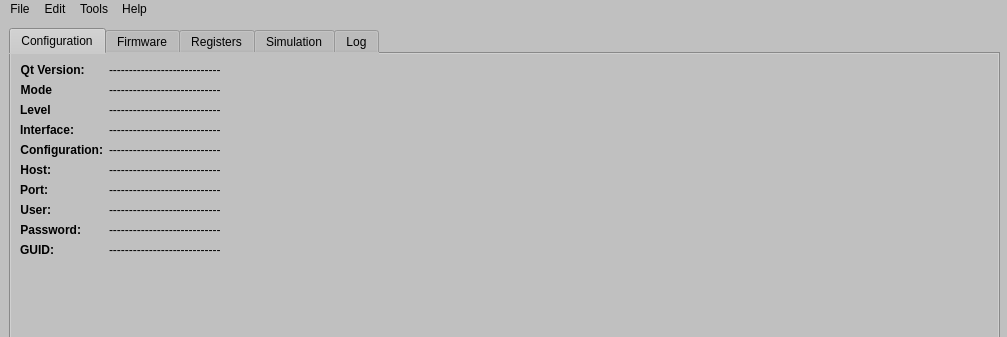
This is src/mainwindow.ui in grodansparadis/vscp-simulator as Qt 5 draws it before an edit; both pictures show x 0 to 1007 and y 0 to 337 of the 1007 by 803 pixel window. The edited form follows.
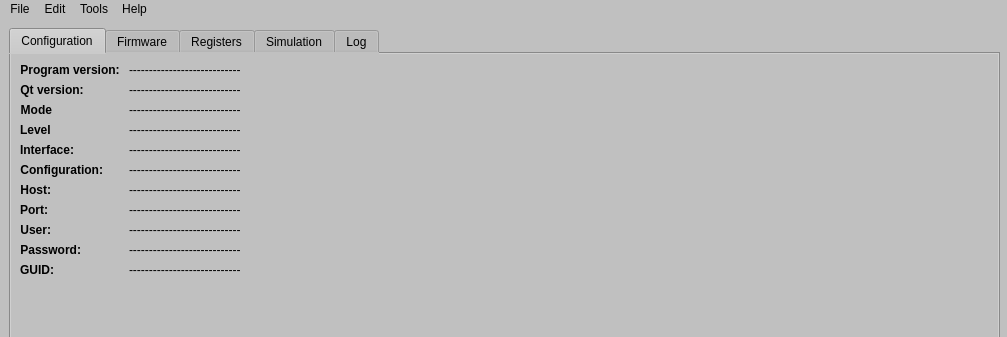
This is the edited form. The open tabs and pages were chosen to show the change.

Commit message: Added program version info

```diff
--- a/src/mainwindow.ui
+++ b/src/mainwindow.ui
@@ -51,7 +51,7 @@
          </property>
          <layout class="QFormLayout" name="formLayout_2">
           <item row="0" column="0">
-           <widget class="QLabel" name="label">
+           <widget class="QLabel" name="label_12">
             <property name="font">
              <font>
               <weight>75</weight>
@@ -59,7 +59,7 @@
              </font>
             </property>
             <property name="text">
-             <string>Qt Version: </string>
+             <string>Program version: </string>
             </property>
             <property name="alignment">
              <set>Qt::AlignRight|Qt::AlignTrailing|Qt::AlignVCenter</set>
@@ -67,13 +67,36 @@
            </widget>
           </item>
           <item row="0" column="1">
-           <widget class="QLabel" name="lblQtVersion">
+           <widget class="QLabel" name="lblPrgVersion">
             <property name="text">
              <string>----------------------------</string>
             </property>
            </widget>
           </item>
           <item row="1" column="0">
+           <widget class="QLabel" name="label">
+            <property name="font">
+             <font>
+              <weight>75</weight>
+              <bold>true</bold>
+             </font>
+            </property>
+            <property name="text">
+             <string>Qt version: </string>
+            </property>
+            <property name="alignment">
+             <set>Qt::AlignRight|Qt::AlignTrailing|Qt::AlignVCenter</set>
+            </property>
+           </widget>
+          </item>
+          <item row="1" column="1">
+           <widget class="QLabel" name="lblQtVersion">
+            <property name="text">
+             <string>----------------------------</string>
+            </property>
+           </widget>
+          </item>
+          <item row="2" column="0">
            <widget class="QLabel" name="label_10">
             <property name="font">
              <font>
@@ -89,7 +112,34 @@
             </property>
            </widget>
           </item>
+          <item row="2" column="1">
+           <widget class="QLabel" name="lblMode">
+            <property name="text">
+             <string>----------------------------</string>
+            </property>
+           </widget>
+          </item>
           <item row="3" column="0">
+           <widget class="QLabel" name="label_11">
+            <property name="font">
+             <font>
+              <weight>75</weight>
+              <bold>true</bold>
+             </font>
+            </property>
+            <property name="text">
+             <string>Level</string>
+            </property>
+           </widget>
+          </item>
+          <item row="3" column="1">
+           <widget class="QLabel" name="lblLevel">
+            <property name="text">
+             <string>----------------------------</string>
+            </property>
+           </widget>
+          </item>
+          <item row="4" column="0">
            <widget class="QLabel" name="label_2">
             <property name="font">
              <font>
@@ -105,14 +155,14 @@
             </property>
            </widget>
           </item>
-          <item row="3" column="1">
+          <item row="4" column="1">
            <widget class="QLabel" name="lblInterface">
             <property name="text">
              <string>----------------------------</string>
             </property>
            </widget>
           </item>
-          <item row="4" column="0">
+          <item row="5" column="0">
            <widget class="QLabel" name="label_3">
             <property name="font">
              <font>
@@ -128,14 +178,14 @@
             </property>
            </widget>
           </item>
-          <item row="4" column="1">
+          <item row="5" column="1">
            <widget class="QLabel" name="lblConfiguration">
             <property name="text">
              <string>----------------------------</string>
             </property>
            </widget>
           </item>
-          <item row="5" column="0">
+          <item row="6" column="0">
            <widget class="QLabel" name="label_4">
             <property name="font">
              <font>
@@ -151,14 +201,14 @@
             </property>
            </widget>
           </item>
-          <item row="5" column="1">
+          <item row="6" column="1">
            <widget class="QLabel" name="lblHost">
             <property name="text">
              <string>----------------------------</string>
             </property>
            </widget>
           </item>
-          <item row="6" column="0">
+          <item row="7" column="0">
            <widget class="QLabel" name="label_5">
             <property name="font">
              <font>
@@ -174,14 +224,14 @@
             </property>
            </widget>
           </item>
-          <item row="6" column="1">
+          <item row="7" column="1">
            <widget class="QLabel" name="lblPort">
             <property name="text">
              <string>----------------------------</string>
             </property>
            </widget>
           </item>
-          <item row="7" column="0">
+          <item row="8" column="0">
            <widget class="QLabel" name="label_6">
             <property name="font">
              <font>
@@ -197,14 +247,14 @@
             </property>
            </widget>
           </item>
-          <item row="7" column="1">
+          <item row="8" column="1">
            <widget class="QLabel" name="lblUser">
             <property name="text">
              <string>----------------------------</string>
             </property>
            </widget>
           </item>
-          <item row="8" column="0">
+          <item row="9" column="0">
            <widget class="QLabel" name="label_7">
             <property name="font">
              <font>
@@ -220,14 +270,14 @@
             </property>
            </widget>
           </item>
-          <item row="8" column="1">
+          <item row="9" column="1">
            <widget class="QLabel" name="lblPassword">
             <property name="text">
              <string>----------------------------</string>
             </property>
            </widget>
           </item>
-          <item row="9" column="0">
+          <item row="10" column="0">
            <widget class="QLabel" name="label_8">
             <property name="font">
              <font>
@@ -243,40 +293,13 @@
             </property>
            </widget>
           </item>
-          <item row="9" column="1">
+          <item row="10" column="1">
            <widget class="QLabel" name="lblGuid">
             <property name="text">
              <string>----------------------------</string>
             </property>
            </widget>
           </item>
-          <item row="1" column="1">
-           <widget class="QLabel" name="lblMode">
-            <property name="text">
-             <string>----------------------------</string>
-            </property>
-           </widget>
-          </item>
-          <item row="2" column="0">
-           <widget class="QLabel" name="label_11">
-            <property name="font">
-             <font>
-              <weight>75</weight>
-              <bold>true</bold>
-             </font>
-            </property>
-            <property name="text">
-             <string>Level</string>
-            </property>
-           </widget>
-          </item>
-          <item row="2" column="1">
-           <widget class="QLabel" name="lblLevel">
-            <property name="text">
-             <string>----------------------------</string>
-            </property>
-           </widget>
-          </item>
          </layout>
         </widget>
        </widget>
```
Left out of the diff: 2 changed lines with no effect on the pictures. The commit also changes 4 other files.
